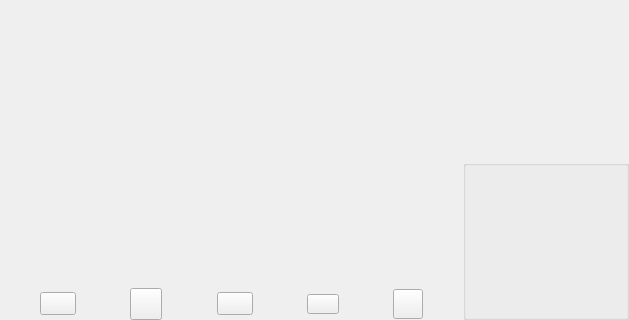
Qt form examples/qtmegachatapi/callGui.ui (meganz/MEGAchat) before a commit; both pictures show x 0 to 629 and y 158 to 478 of the 629 by 478 pixel window.
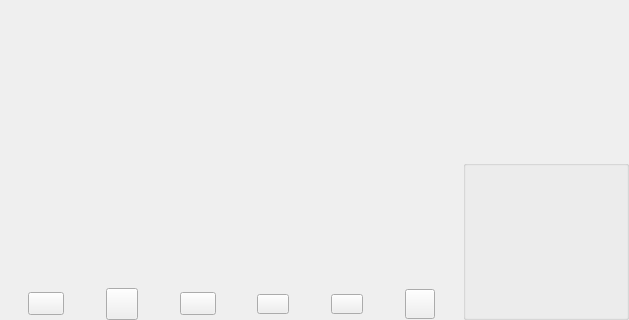
The same form after that commit. Icons and pictures are not drawn. Custom widgets are drawn as their Qt base class.

Commit message: Implement onChatCallUpdate and open call gui when we receive a videocall

What changed in the file:
```diff
--- a/examples/qtmegachatapi/callGui.ui
+++ b/examples/qtmegachatapi/callGui.ui
@@ -361,6 +361,69 @@
                </property>
               </spacer>
              </item>
+             <item>
+              <widget class="QToolButton" name="mAnswBtn">
+               <property name="sizePolicy">
+                <sizepolicy hsizetype="Fixed" vsizetype="Expanding">
+                 <horstretch>0</horstretch>
+                 <verstretch>0</verstretch>
+                </sizepolicy>
+               </property>
+               <property name="minimumSize">
+                <size>
+                 <width>32</width>
+                 <height>20</height>
+                </size>
+               </property>
+               <property name="maximumSize">
+                <size>
+                 <width>36</width>
+                 <height>20</height>
+                </size>
+               </property>
+               <property name="sizeIncrement">
+                <size>
+                 <width>0</width>
+                 <height>0</height>
+                </size>
+               </property>
+               <property name="autoFillBackground">
+                <bool>false</bool>
+               </property>
+               <property name="styleSheet">
+                <string notr="true">QToolButton
+{
+border-image: url(':/audiocall.svg');
+}
+QToolButton:hover
+{
+border-image: url(':/audiocall-hover.svg');
+}</string>
+               </property>
+               <property name="text">
+                <string/>
+               </property>
+               <property name="iconSize">
+                <size>
+                 <width>0</width>
+                 <height>0</height>
+                </size>
+               </property>
+              </widget>
+             </item>
+             <item>
+              <spacer name="horizontalSpacer_5">
+               <property name="orientation">
+                <enum>Qt::Horizontal</enum>
+               </property>
+               <property name="sizeHint" stdset="0">
+                <size>
+                 <width>40</width>
+                 <height>20</height>
+                </size>
+               </property>
+              </spacer>
+             </item>
              <item>
               <widget class="QToolButton" name="mFullScreenChk">
                <property name="minimumSize">
```
The commit also changes 8 other files.
